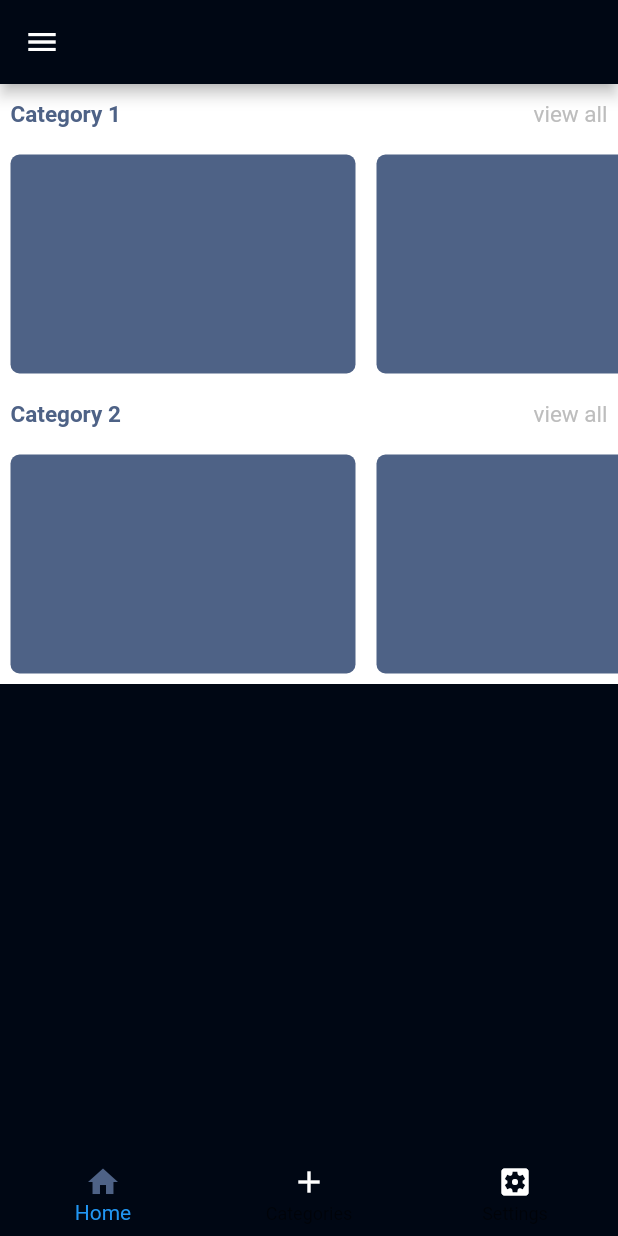
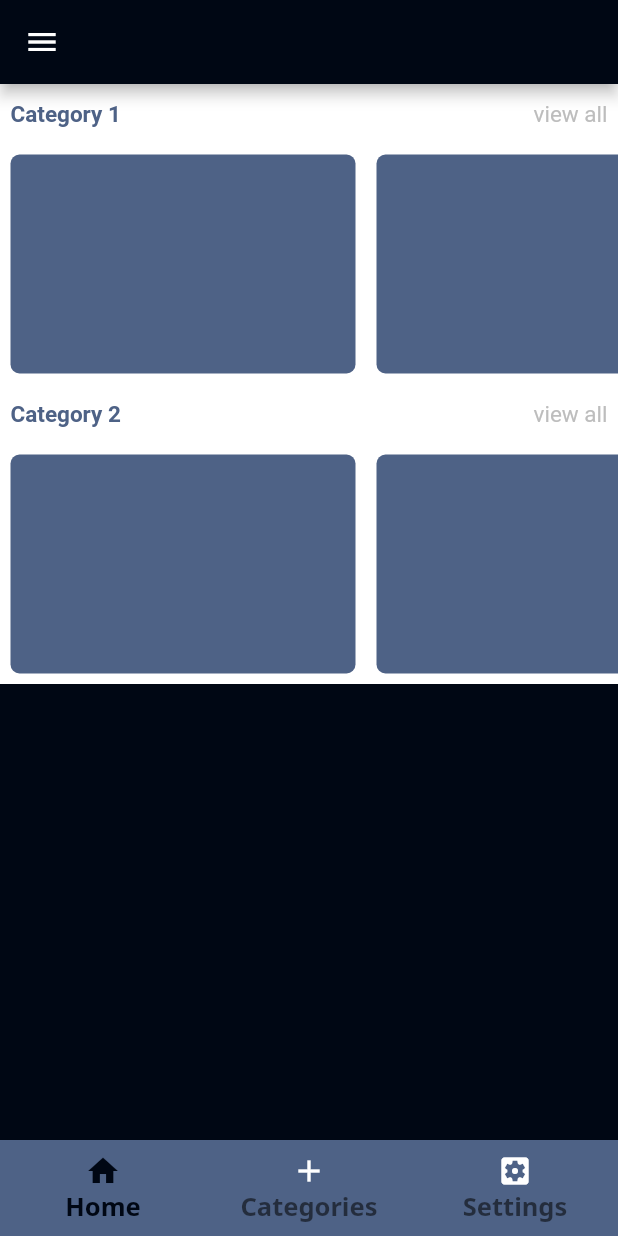
Before and after one commit to dev-vickie/delta, a Flutter app: the screen it shows once a user with an empty profile is signed in, on a phone screen of 412 x 824 dp. Run offline on Flutter 3.47's test engine with Material 2 defaults, Android fonts, the phone set to English and light mode, and no system bars; our stand-ins replace cloud_firestore, firebase_auth, firebase_core, google_fonts; accounts and stored records are empty.

Commit message:
Added google fonts

```diff
--- a/lib/pages/home_page.dart
+++ b/lib/pages/home_page.dart
@@ -1,5 +1,5 @@
 // ignore_for_file: prefer_const_constructors, prefer_const_literals_to_create_immutables
-
+import 'package:google_fonts/google_fonts.dart';
 import 'package:delta/main.dart';
 import 'package:delta/pages/first_page.dart';
 import 'package:delta/pages/second_page.dart';
@@ -36,16 +36,19 @@ class _HomepageState extends State<Homepage> {
       ),
       body: _pages[currentPage],
       bottomNavigationBar: BottomNavigationBar(
-        selectedIconTheme: IconThemeData(color: mainLightColor),
+        selectedItemColor: mainDarkColor,
+        selectedIconTheme: IconThemeData(color: mainDarkColor),
         elevation: 0,
-        backgroundColor: mainDarkColor,
+        backgroundColor: mainLightColor,
         unselectedIconTheme: IconThemeData(
           color: Colors.white,
         ),
-        unselectedLabelStyle: TextStyle(color: mainLightColor),
+        unselectedLabelStyle: GoogleFonts.notoSans(
+            color: mainLightColor, fontSize: 17, fontWeight: FontWeight.bold),
         showUnselectedLabels: true,
         showSelectedLabels: true,
-        selectedLabelStyle: TextStyle(color: mainLightColor),
+        selectedLabelStyle:
+            GoogleFonts.notoSans(fontSize: 17, fontWeight: FontWeight.bold),
         onTap: _pageNavigator,
         currentIndex: currentPage,
         type: BottomNavigationBarType.fixed,
```
